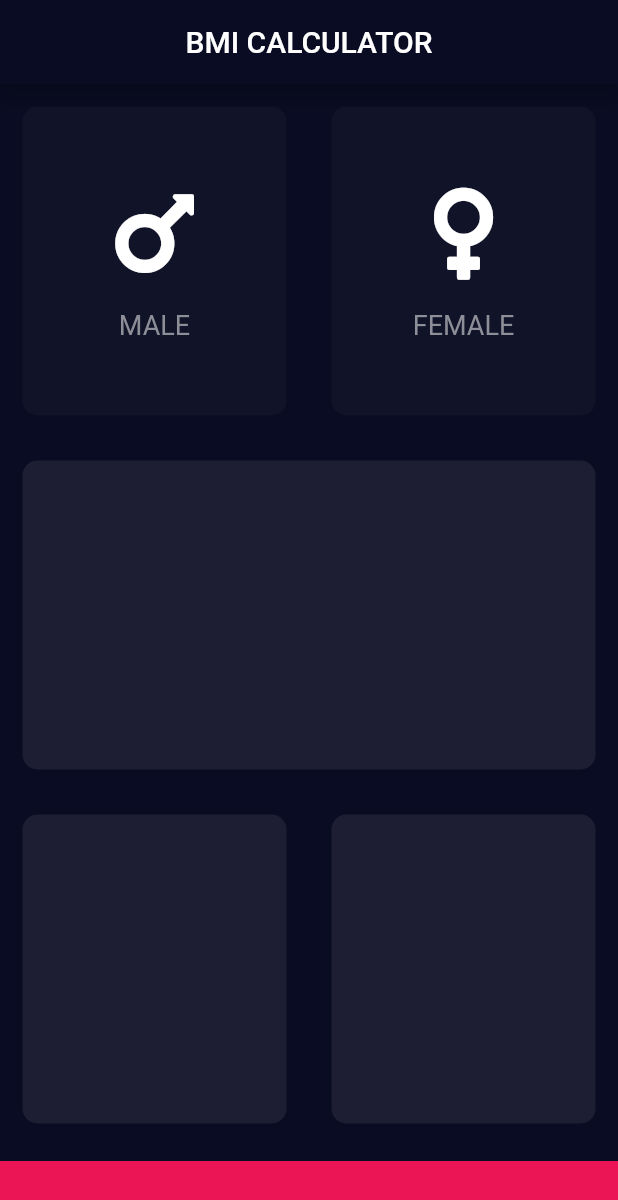
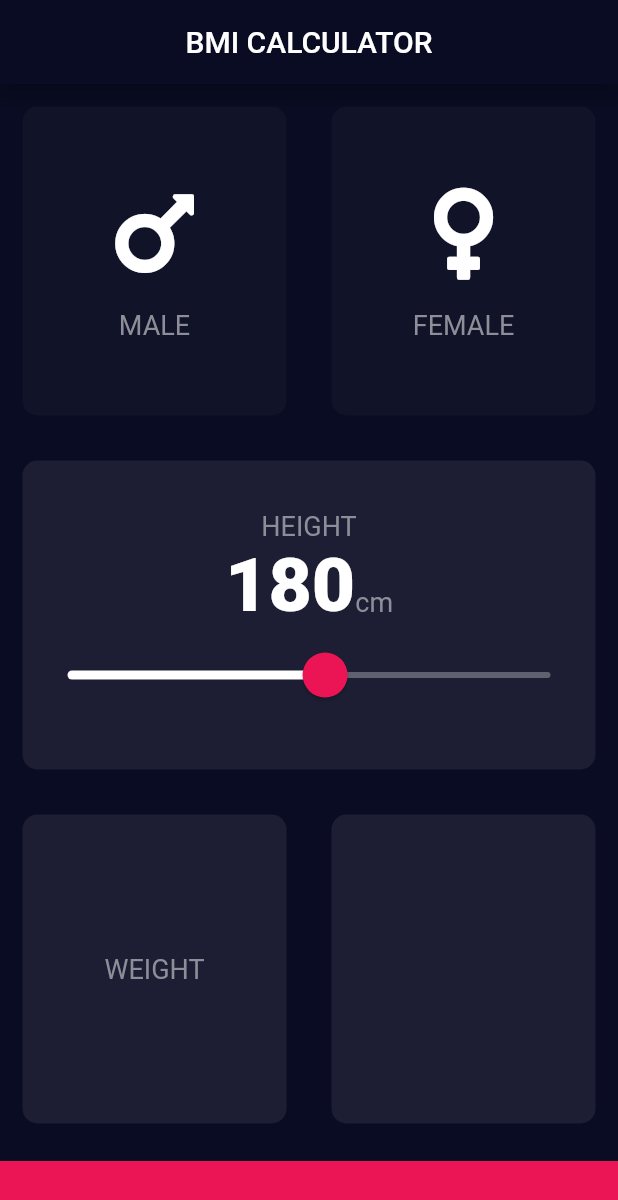
Before and after one commit to KAIMonmoy/Flutter-BMI-Calculator, a Flutter app: the screen it shows after launch, on a phone screen of 412 x 824 dp. Shown: the top 1200 px of the screen. Run offline on Flutter 3.47's test engine with Material 2 defaults, Android fonts, the phone set to English and light mode, and no system bars; our stand-ins replace font_awesome_flutter.

Commit message:
:sparkles: Added Slider

```diff
--- a/lib/constants.dart
+++ b/lib/constants.dart
@@ -8,3 +8,7 @@ const LABEL_TEXT_STYLE = TextStyle(
   fontSize: 18.0,
   color: Color(0xFF8D8E98),
 );
+const NUMBER_TEXT_STYLE = TextStyle(
+  fontSize: 50.0,
+  fontWeight: FontWeight.w900,
+);
--- a/lib/input_page.dart
+++ b/lib/input_page.dart
@@ -14,6 +14,8 @@ enum CardGender { MALE, FEMALE }
 
 class _InputPageState extends State<InputPage> {
   CardGender selectedGender;
+  int height = 180;
+  int weight = 60;
 
   @override
   Widget build(BuildContext context) {
@@ -23,6 +25,7 @@ class _InputPageState extends State<InputPage> {
         centerTitle: true,
       ),
       body: Column(
+        crossAxisAlignment: CrossAxisAlignment.stretch,
         children: <Widget>[
           Expanded(
             child: Row(
@@ -63,13 +66,72 @@ class _InputPageState extends State<InputPage> {
             ),
           ),
           Expanded(
-            child: ReusableCard(cardColor: REUSABLE_CARD_COLOR_ACTIVE),
+            child: ReusableCard(
+              cardColor: REUSABLE_CARD_COLOR_ACTIVE,
+              cardChild: Column(
+                mainAxisAlignment: MainAxisAlignment.center,
+                children: <Widget>[
+                  Text(
+                    "HEIGHT",
+                    style: LABEL_TEXT_STYLE,
+                  ),
+                  Row(
+                    mainAxisAlignment: MainAxisAlignment.center,
+                    crossAxisAlignment: CrossAxisAlignment.baseline,
+                    textBaseline: TextBaseline.alphabetic,
+                    children: <Widget>[
+                      Text(
+                        height.toString(),
+                        style: NUMBER_TEXT_STYLE,
+                      ),
+                      Text(
+                        "cm",
+                        style: LABEL_TEXT_STYLE,
+                      ),
+                    ],
+                  ),
+                  SliderTheme(
+                    data: SliderTheme.of(context).copyWith(
+                      activeTrackColor: Colors.white,
+                      inactiveTrackColor: Color(0x998B8E98),
+                      thumbShape:
+                          RoundSliderThumbShape(enabledThumbRadius: 15.0),
+                      overlayShape:
+                          RoundSliderOverlayShape(overlayRadius: 30.0),
+                      thumbColor: Color(0xFFEB1555),
+                      overlayColor: Color(0x15EB1555),
+                    ),
+                    child: Slider(
+                      min: 100.0,
+                      max: 250.0,
+                      value: height.toDouble(),
+                      onChanged: (newHeight) {
+                        setState(() {
+                          height = newHeight.round();
+                        });
+                      },
+                    ),
+                  ),
+                ],
+              ),
+            ),
           ),
           Expanded(
             child: Row(
               children: <Widget>[
                 Expanded(
-                  child: ReusableCard(cardColor: REUSABLE_CARD_COLOR_ACTIVE),
+                  child: ReusableCard(
+                    cardColor: REUSABLE_CARD_COLOR_ACTIVE,
+                    cardChild: Column(
+                      mainAxisAlignment: MainAxisAlignment.center,
+                      children: <Widget>[
+                        Text(
+                          "WEIGHT",
+                          style: LABEL_TEXT_STYLE,
+                        ),
+                      ],
+                    ),
+                  ),
                 ),
                 Expanded(
                   child: ReusableCard(cardColor: REUSABLE_CARD_COLOR_ACTIVE),
```
